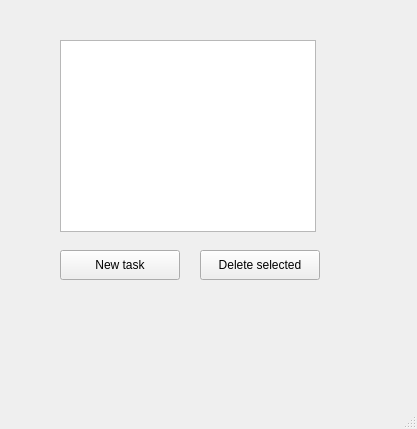
The window that MainWindow.ui (serzap/todoListApp) describes before a commit, drawn with Qt 5.
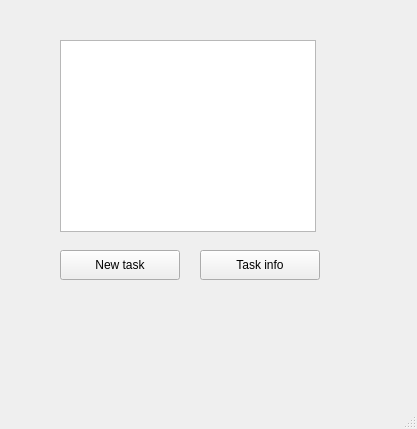
The same window after the commit.

Commit message: MVC draft v2.0, renaming classes MVC remade and redrafted few classes renamed (CModel -> TaskController), added Application class

Diff of the .ui file:
```diff
--- a/MainWindow.ui
+++ b/MainWindow.ui
@@ -59,7 +59,7 @@
      </size>
     </property>
     <property name="text">
-     <string>Delete selected</string>
+     <string>Task info</string>
     </property>
    </widget>
   </widget>
```
The commit also changes 20 other files.
